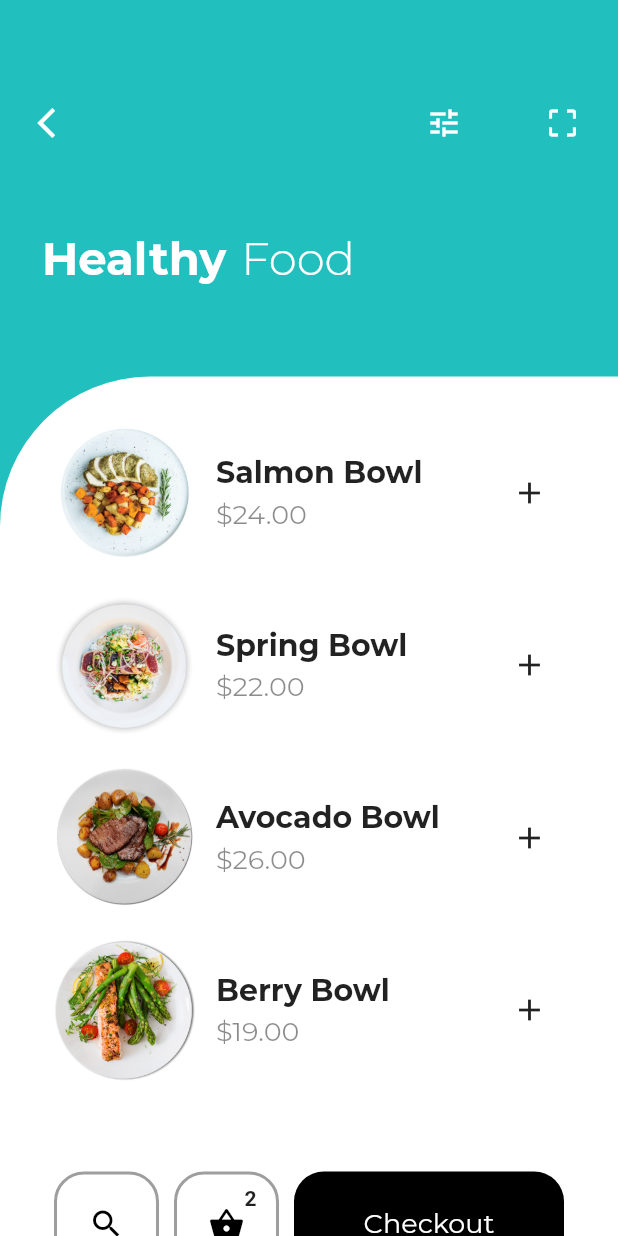
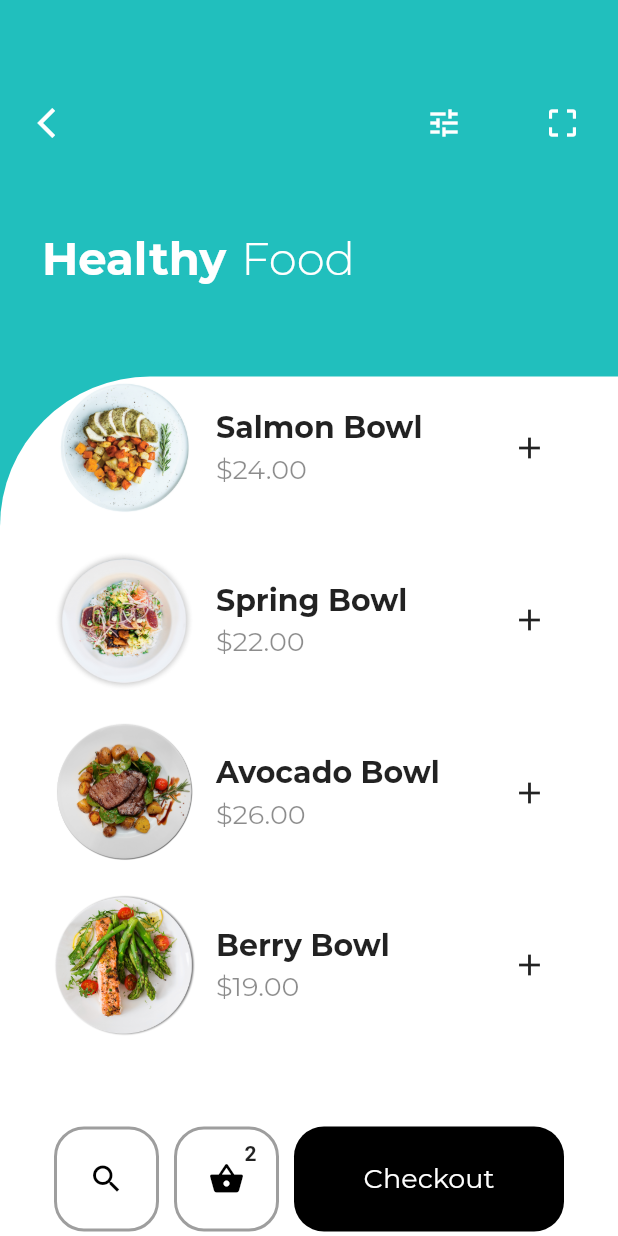
Before and after one commit to littleironical/Food_Delivery_App, a Flutter app: the screen it shows after launch, on a phone screen of 412 x 824 dp. Run offline on Flutter 3.47's test engine with Material 2 defaults, Android fonts, the phone set to English and light mode, and no system bars.

Commit message:
modify003

```diff
--- a/lib/content(page1).dart
+++ b/lib/content(page1).dart
@@ -11,7 +11,7 @@ Contents({this.img, this.name1, this.price});
   @override
   Widget build(BuildContext context) {
     return Padding(
-      padding: EdgeInsets.only(left: 35.0, right: 35.0, top: 20.0),
+      padding: EdgeInsets.only(left: 35.0, right: 35.0),
       child: Row(
         mainAxisAlignment: MainAxisAlignment.spaceBetween,
         children: <Widget>[
@@ -38,7 +38,7 @@ Contents({this.img, this.name1, this.price});
                     ),
                     SizedBox(height: 5.0,),
 
-                    Text(price,
+                    Text('\$$price.00',
                       style: TextStyle(
                         fontFamily: 'Montserrat',
                         fontSize: 18.0,
--- a/lib/content(page2).dart
+++ b/lib/content(page2).dart
@@ -10,6 +10,7 @@ Contents({this.img, this.name1, this.price});
 
   @override
   Widget build(BuildContext context) {
+    var total = price*2;
     return Padding(
       padding: EdgeInsets.only(top: 20.0),
       child: Column(
@@ -40,13 +41,14 @@ Contents({this.img, this.name1, this.price});
             ),
           ),
           SizedBox(height: 30.0),
+
           Padding(
             padding: const EdgeInsets.only(left: 35.0, right: 35.0),
             child: Row(
               mainAxisAlignment: MainAxisAlignment.spaceBetween,
               mainAxisSize: MainAxisSize.max,
               children: <Widget>[
-                Text(price,
+                Text('\$$price.00',
                   style: TextStyle(
                     fontFamily: 'Montserrat',
                     fontSize: 25.0,
@@ -109,7 +111,7 @@ Contents({this.img, this.name1, this.price});
             child: ListView(
               scrollDirection: Axis.horizontal,
               children: <Widget>[
-                FoodDetails(title: 'WEIGHT',number: '300',protein: 'G', color: Color(0xFF7A9BEE),),
+                FoodDetails(title: 'WEIGHT', number: '300', protein: 'G', color: Color(0xFF7A9BEE),),
                 FoodDetails(title: 'CALORIES', number: '267', protein: 'CAL', color: Colors.white,),
                 FoodDetails(title: 'VITAMINS', number: 'A, B6', protein: 'VIT', color: Colors.white,),
                 FoodDetails(title: 'AVAIL', number: 'NO', protein: 'AV', color: Colors.white,),
@@ -136,7 +138,7 @@ Contents({this.img, this.name1, this.price});
                 ),
               ),
               child: Center(
-                child: Text(price,
+                child: Text('\$$total.00',
                   style: TextStyle(
                     fontFamily: 'Montserrat',
                     color: Colors.white,
--- a/lib/main.dart
+++ b/lib/main.dart
@@ -124,13 +124,17 @@ class _HomeState extends State<Home> {
                     color: Colors.white,
                     borderRadius: BorderRadius.only(topLeft: Radius.circular(100.0))
                   ),
+                  child: Padding(
+                    padding: const EdgeInsets.only(top: 0.0),
                     child: ListView(
                       children: <Widget>[
-                      Padding(padding: EdgeInsets.only(top: 10.0),),
-                      Contents(img: 'assets/plate2.png', name1: 'Salmon', price: '\$24.00'),
-                      Contents(img: 'assets/plate1.png', name1: 'Spring', price: '\$22.00'),
-                      Contents(img: 'assets/plate6.png', name1: 'Avocado', price: '\$26.00'),
-                      Contents(img: 'assets/plate5.png', name1: 'Berry', price: '\$19.00'),
+                        Contents(img: 'assets/plate2.png', name1: 'Salmon', price: 24),
+                        SizedBox(height: 20.0),
+                        Contents(img: 'assets/plate1.png', name1: 'Spring', price: 22),
+                        SizedBox(height: 20.0),
+                        Contents(img: 'assets/plate6.png', name1: 'Avocado', price: 26),
+                        SizedBox(height: 20.0),
+                        Contents(img: 'assets/plate5.png', name1: 'Berry', price: 19),
                         SizedBox(height: 60.0,),
 
                         Row(
@@ -208,6 +212,7 @@ class _HomeState extends State<Home> {
                       ],
                     ),
                   ),
+                ),
               )
             ],
           )
```
Also changed, not shown: 1 other file. Lines whose indentation alone changed are shown as unchanged.
